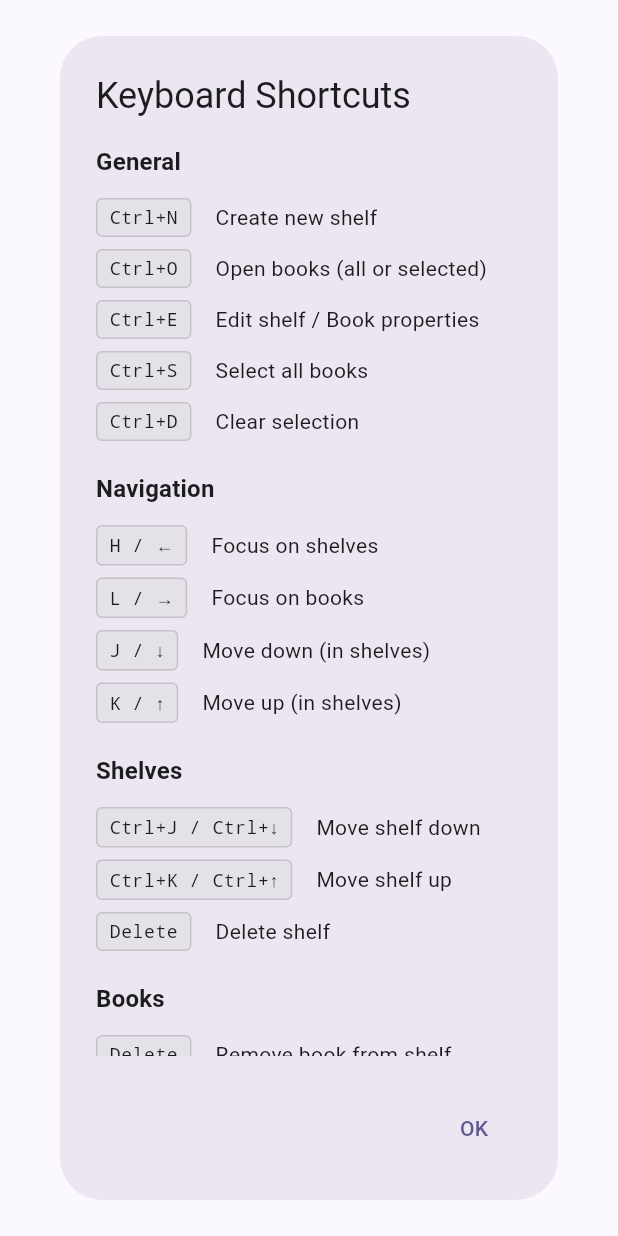
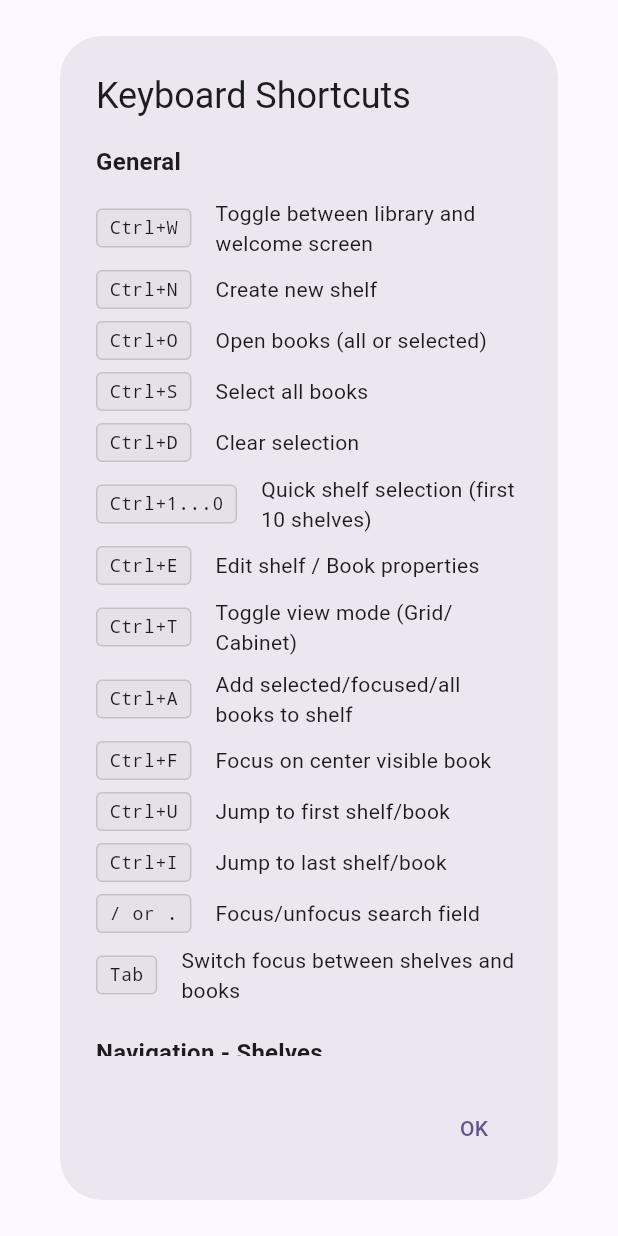
Before and after one commit to kostya1F634/tabularium, a Flutter app: the ShortcutsDialog widget shown alone on an empty page, opened directly, on a phone screen of 412 x 824 dp. Run offline on Flutter 3.47's test engine with Material 3 defaults, Android fonts, the phone set to English and light mode, and no system bars; our stand-ins replace equatable, file_picker, flutter_bloc, open_filex, package_info_plus, synchronized; missing offline and left inert: pdfrx, window_manager; statements that could not run were skipped.

Commit message:
Update shortcuts

```diff
--- a/lib/core/widgets/shortcuts_dialog.dart
+++ b/lib/core/widgets/shortcuts_dialog.dart
@@ -22,18 +22,44 @@ class ShortcutsDialog extends StatelessWidget {
               mainAxisSize: MainAxisSize.min,
               children: [
                 _buildSection(context, 'General', [
+                  _ShortcutItem(
+                    'Ctrl+W',
+                    'Toggle between library and welcome screen',
+                  ),
                   _ShortcutItem('Ctrl+N', 'Create new shelf'),
                   _ShortcutItem('Ctrl+O', 'Open books (all or selected)'),
-                  _ShortcutItem('Ctrl+E', 'Edit shelf / Book properties'),
                   _ShortcutItem('Ctrl+S', 'Select all books'),
                   _ShortcutItem('Ctrl+D', 'Clear selection'),
+                  _ShortcutItem(
+                    'Ctrl+1...0',
+                    'Quick shelf selection (first 10 shelves)',
+                  ),
+                  _ShortcutItem('Ctrl+E', 'Edit shelf / Book properties'),
+                  _ShortcutItem('Ctrl+T', 'Toggle view mode (Grid/Cabinet)'),
+                  _ShortcutItem(
+                    'Ctrl+A',
+                    'Add selected/focused/all books to shelf',
+                  ),
+                  _ShortcutItem('Ctrl+F', 'Focus on center visible book'),
+                  _ShortcutItem('Ctrl+U', 'Jump to first shelf/book'),
+                  _ShortcutItem('Ctrl+I', 'Jump to last shelf/book'),
+                  _ShortcutItem('/ or .', 'Focus/unfocus search field'),
+                  _ShortcutItem(
+                    'Tab',
+                    'Switch focus between shelves and books',
+                  ),
                 ]),
                 const SizedBox(height: 16),
-                _buildSection(context, 'Navigation', [
-                  _ShortcutItem('H / ←', 'Focus on shelves'),
-                  _ShortcutItem('L / →', 'Focus on books'),
-                  _ShortcutItem('J / ↓', 'Move down (in shelves)'),
-                  _ShortcutItem('K / ↑', 'Move up (in shelves)'),
+                _buildSection(context, 'Navigation - Shelves', [
+                  _ShortcutItem('J / ↓', 'Move down'),
+                  _ShortcutItem('K / ↑', 'Move up'),
+                ]),
+                const SizedBox(height: 16),
+                _buildSection(context, 'Navigation - Books', [
+                  _ShortcutItem('H / ←', 'Move left'),
+                  _ShortcutItem('J / ↓', 'Move down'),
+                  _ShortcutItem('K / ↑', 'Move up'),
+                  _ShortcutItem('L / →', 'Move right'),
                 ]),
                 const SizedBox(height: 16),
                 _buildSection(context, 'Shelves', [
@@ -43,7 +69,9 @@ class ShortcutsDialog extends StatelessWidget {
                 ]),
                 const SizedBox(height: 16),
                 _buildSection(context, 'Books', [
-                  _ShortcutItem('Delete', 'Remove book from shelf'),
+                  _ShortcutItem('Enter', 'Open focused book'),
+                  _ShortcutItem('Space', 'Toggle selection of focused book'),
+                  _ShortcutItem('Delete', 'Remove selected books from shelf'),
                 ]),
               ],
             ),
```
